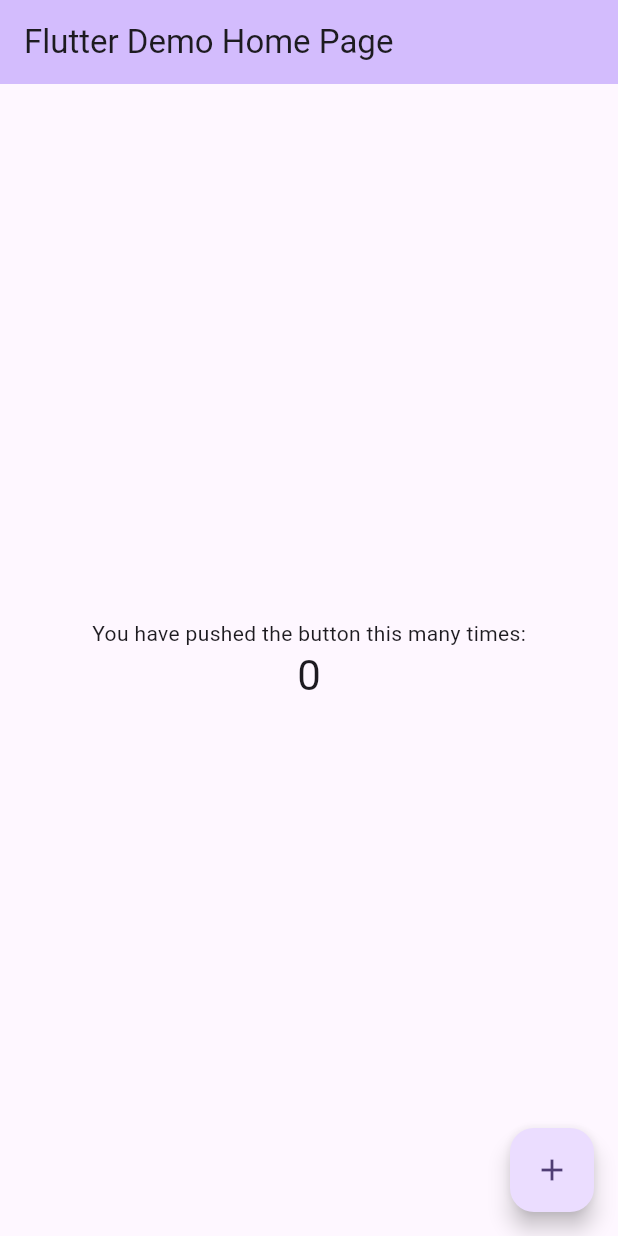
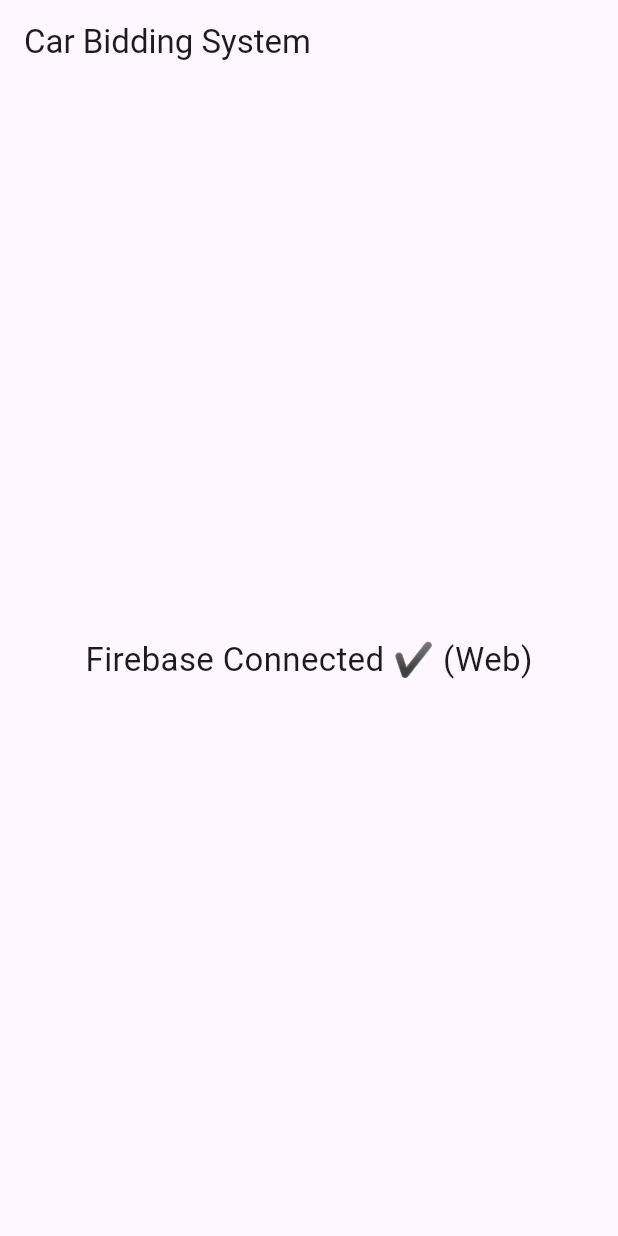
Before and after one commit to khmorad/car_bidding_demo, a Flutter app: the screen it shows after launch, on a phone screen of 412 x 824 dp. Run offline on Flutter 3.47's test engine with Material 3 defaults, Android fonts, the phone set to English and light mode, and no system bars; our stand-ins replace firebase_core; accounts and stored records are empty.

Commit message:
Initialize Flutter app with Firebase Web setup

```diff
--- a/lib/main.dart
+++ b/lib/main.dart
@@ -1,121 +1,59 @@
 import 'package:flutter/material.dart';
+import 'package:firebase_core/firebase_core.dart';
+import 'package:flutter/foundation.dart' show kIsWeb;
 
-void main() {
+Future<void> main() async {
+  WidgetsFlutterBinding.ensureInitialized();
+
+  // Web requires FirebaseOptions
+  if (kIsWeb) {
+    await Firebase.initializeApp(
+      options: const FirebaseOptions(
+        apiKey: "AIzaSyBsKijSegp3LDk21xCqNL-RMcMULVmMsGQ",
+        authDomain: "car-bidding-demo.firebaseapp.com",
+        projectId: "car-bidding-demo",
+        storageBucket: "car-bidding-demo.firebasestorage.app",
+        messagingSenderId: "159466669112",
+        appId: "1:159466669112:web:83642a4652d7990c8712cd",
+        measurementId: "G-44B35KCTY4",
+      ),
+    );
+  } else {
+    // Android/iOS/macOS use google-services.json or plist
+    await Firebase.initializeApp();
+  }
+
   runApp(const MyApp());
 }
 
 class MyApp extends StatelessWidget {
   const MyApp({super.key});
 
-  // This widget is the root of your application.
   @override
   Widget build(BuildContext context) {
     return MaterialApp(
-      title: 'Flutter Demo',
+      title: 'Car Bidding System',
       theme: ThemeData(
-        // This is the theme of your application.
-        //
-        // TRY THIS: Try running your application with "flutter run". You'll see
-        // the application has a purple toolbar. Then, without quitting the app,
-        // try changing the seedColor in the colorScheme below to Colors.green
-        // and then invoke "hot reload" (save your changes or press the "hot
-        // reload" button in a Flutter-supported IDE, or press "r" if you used
-        // the command line to start the app).
-        //
-        // Notice that the counter didn't reset back to zero; the application
-        // state is not lost during the reload. To reset the state, use hot
-        // restart instead.
-        //
-        // This works for code too, not just values: Most code changes can be
-        // tested with just a hot reload.
-        colorScheme: .fromSeed(seedColor: Colors.deepPurple),
+        colorScheme: ColorScheme.fromSeed(seedColor: Colors.deepPurple),
+        useMaterial3: true,
       ),
-      home: const MyHomePage(title: 'Flutter Demo Home Page'),
+      home: const HomePage(),
     );
   }
 }
 
-class MyHomePage extends StatefulWidget {
-  const MyHomePage({super.key, required this.title});
-
-  // This widget is the home page of your application. It is stateful, meaning
-  // that it has a State object (defined below) that contains fields that affect
-  // how it looks.
-
-  // This class is the configuration for the state. It holds the values (in this
-  // case the title) provided by the parent (in this case the App widget) and
-  // used by the build method of the State. Fields in a Widget subclass are
-  // always marked "final".
-
-  final String title;
-
-  @override
-  State<MyHomePage> createState() => _MyHomePageState();
-}
-
-class _MyHomePageState extends State<MyHomePage> {
-  int _counter = 0;
-
-  void _incrementCounter() {
-    setState(() {
-      // This call to setState tells the Flutter framework that something has
-      // changed in this State, which causes it to rerun the build method below
-      // so that the display can reflect the updated values. If we changed
-      // _counter without calling setState(), then the build method would not be
-      // called again, and so nothing would appear to happen.
-      _counter++;
-    });
-  }
+class HomePage extends StatelessWidget {
+  const HomePage({super.key});
 
   @override
   Widget build(BuildContext context) {
-    // This method is rerun every time setState is called, for instance as done
-    // by the _incrementCounter method above.
-    //
-    // The Flutter framework has been optimized to make rerunning build methods
-    // fast, so that you can just rebuild anything that needs updating rather
-    // than having to individually change instances of widgets.
     return Scaffold(
-      appBar: AppBar(
-        // TRY THIS: Try changing the color here to a specific color (to
-        // Colors.amber, perhaps?) and trigger a hot reload to see the AppBar
-        // change color while the other colors stay the same.
-        backgroundColor: Theme.of(context).colorScheme.inversePrimary,
-        // Here we take the value from the MyHomePage object that was created by
-        // the App.build method, and use it to set our appbar title.
-        title: Text(widget.title),
-      ),
-      body: Center(
-        // Center is a layout widget. It takes a single child and positions it
-        // in the middle of the parent.
-        child: Column(
-          // Column is also a layout widget. It takes a list of children and
-          // arranges them vertically. By default, it sizes itself to fit its
-          // children horizontally, and tries to be as tall as its parent.
-          //
-          // Column has various properties to control how it sizes itself and
-          // how it positions its children. Here we use mainAxisAlignment to
-          // center the children vertically; the main axis here is the vertical
-          // axis because Columns are vertical (the cross axis would be
-          // horizontal).
-          //
-          // TRY THIS: Invoke "debug painting" (choose the "Toggle Debug Paint"
-          // action in the IDE, or press "p" in the console), to see the
-          // wireframe for each widget.
-          mainAxisAlignment: .center,
-          children: [
-            const Text('You have pushed the button this many times:'),
-            Text(
-              '$_counter',
-              style: Theme.of(context).textTheme.headlineMedium,
-            ),
-          ],
+      appBar: AppBar(title: const Text('Car Bidding System')),
+      body: const Center(
+        child: Text(
+          "Firebase Connected ✔ (Web)",
+          style: TextStyle(fontSize: 22),
         ),
-      ),
-      floatingActionButton: FloatingActionButton(
-        onPressed: _incrementCounter,
-        tooltip: 'Increment',
-        child: const Icon(Icons.add),
       ),
     );
   }
```
Also changed, not shown: pubspec.yaml (+6 -4 lines), pubspec.lock, 5 other files.
